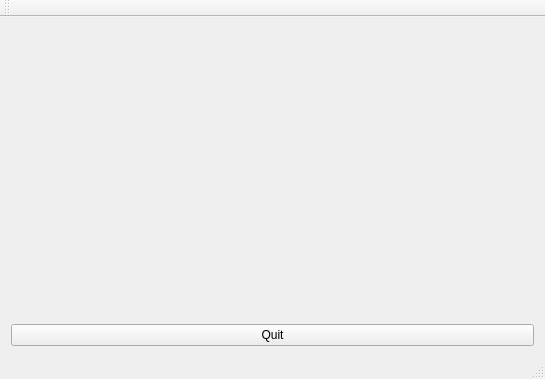
UMLComputerGraphics/GraphicsProject, file GraphicsProject/mainwindow.ui: the form before one commit.
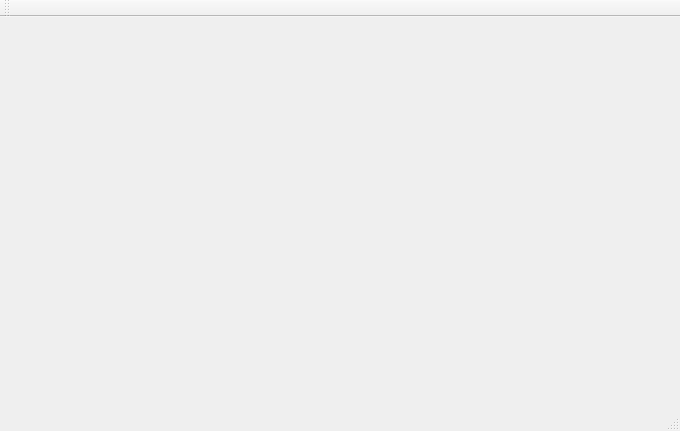
The form after the commit.

```diff
--- a/GraphicsProject/mainwindow.ui
+++ b/GraphicsProject/mainwindow.ui
@@ -9,40 +9,15 @@
    <rect>
     <x>0</x>
     <y>0</y>
-    <width>545</width>
-    <height>379</height>
+    <width>680</width>
+    <height>431</height>
    </rect>
   </property>
   <property name="windowTitle">
    <string>MainWindow</string>
   </property>
   <widget class="QWidget" name="centralWidget">
-   <layout class="QHBoxLayout" name="horizontalLayout">
-    <item>
-     <layout class="QVBoxLayout" name="verticalLayout">
-      <item>
-       <spacer name="verticalSpacer">
-        <property name="orientation">
-         <enum>Qt::Vertical</enum>
-        </property>
-        <property name="sizeHint" stdset="0">
-         <size>
-          <width>20</width>
-          <height>40</height>
-         </size>
-        </property>
-       </spacer>
-      </item>
-      <item>
-       <widget class="QPushButton" name="pushButton">
-        <property name="text">
-         <string>Quit</string>
-        </property>
-       </widget>
-      </item>
-     </layout>
-    </item>
-   </layout>
+   <layout class="QVBoxLayout" name="verticalLayout"/>
   </widget>
   <widget class="QMenuBar" name="menuBar">
    <property name="geometry">
```
Left out of the diff: 21 changed lines with no effect on the pictures.
